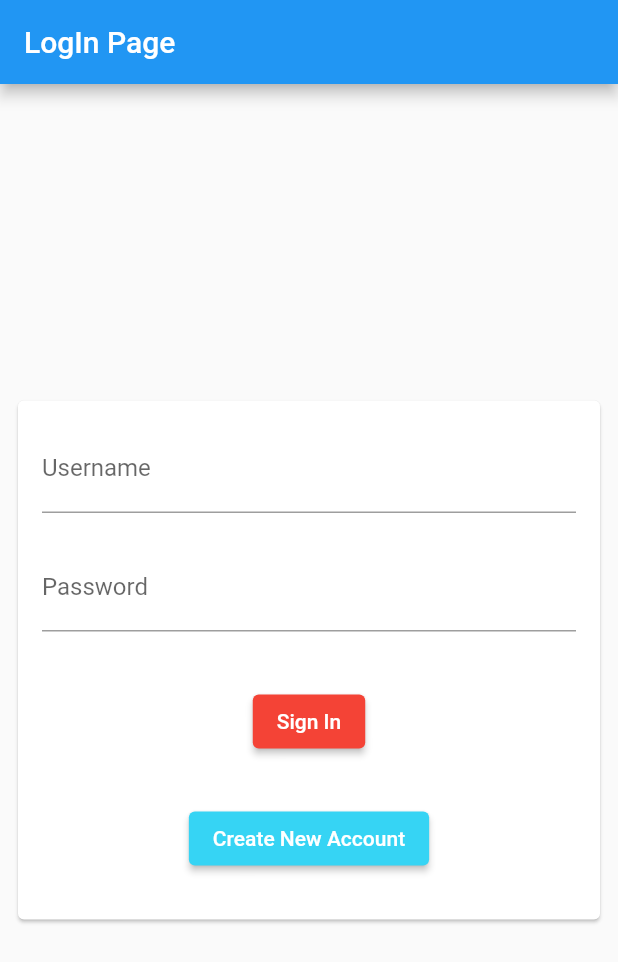
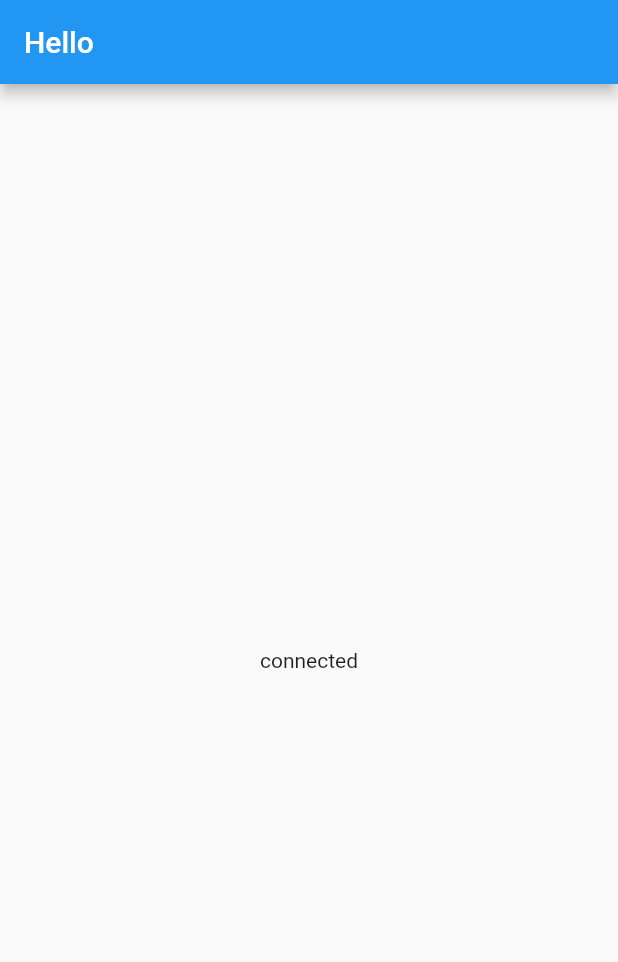
Before and after one commit to YogiUAE/flutter_project, a Flutter app: the screen it shows after launch, on a phone screen of 412 x 824 dp. Shown: the top 962 px of the screen. Run offline on Flutter 3.47's test engine with Material 2 defaults, Android fonts, the phone set to English and light mode, and no system bars; our stand-ins replace firebase_core; missing offline and left inert: dart:html; accounts and stored records are empty.

Commit message:
third ccc

```diff
--- a/lib/main.dart
+++ b/lib/main.dart
@@ -1,16 +1,50 @@
 import 'package:flutter/material.dart';
-import 'package:flutter_application_1/pages/HomePage.dart';
-import 'package:flutter_application_1/pages/Login_Page.dart';
-import 'package:flutter_application_1/pages/Registration.dart';
 
 
-void main(){
 
-  runApp(MaterialApp(
-    title:"First App" ,
-    home: LoginPage(),
+import 'package:firebase_core/firebase_core.dart';
 
-  )
-  );
+// void main(){
+// WidgetsFlutterBinding.ensureInitialized();
 
+//   runApp(myapp());
+
+
+
+// }
+void main() async {
+  WidgetsFlutterBinding.ensureInitialized();
+
+
+  runApp(myapp());
 }
+class myapp extends StatelessWidget {
+  final Future<FirebaseApp> _initialization = Firebase.initializeApp();
+
+  @override
+  Widget build(BuildContext context) {
+    return MaterialApp(
+      home:Scaffold(
+        appBar: AppBar(
+          title:Text('Hello'),
+        ),
+      body:FutureBuilder(
+        future: _initialization,
+        builder: (context, snapshot) {
+          if (snapshot.hasError) {
+            return Center(
+              child: Text('Could not connected'+snapshot.error.toString()),
+            );
+          }
+          if (snapshot.connectionState == ConnectionState.done){
+            return Center(
+              child: Text('connected'),
+            );
+          }
+          return Center(child: CircularProgressIndicator(),);
+        }
+      ) ,
+      ) ,
+    );
+  }
+}
--- a/pubspec.yaml
+++ b/pubspec.yaml
@@ -31,6 +31,7 @@ environment:
 dependencies:
   flutter:
     sdk: flutter
+  firebase_core: ^1.10.5
 
 
   # The following adds the Cupertino Icons font to your application.
```
Also changed, not shown: lib/pages/HomePage.dart (+36 -0 lines), lib/firebase_options.dart (added), pubspec.lock, 4 other files.
